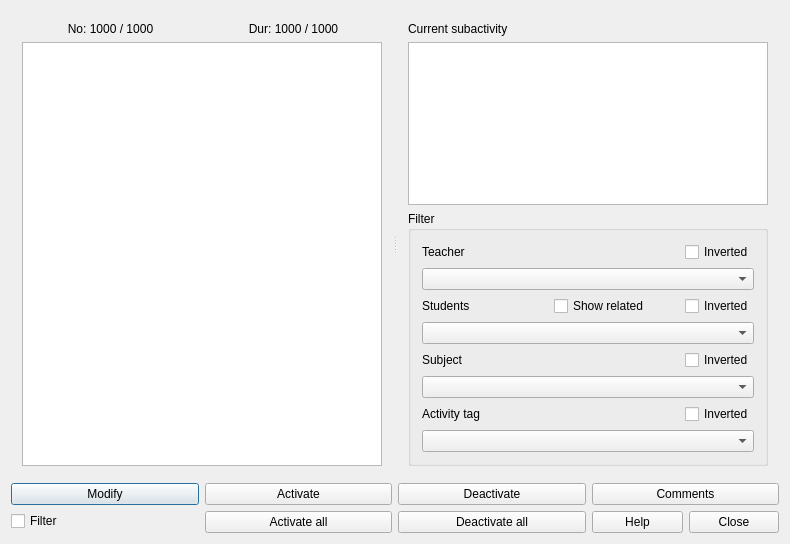
Old version of the form fet/src/interface/subactivitiesform_template.ui in the repository vonmecheln/fet.
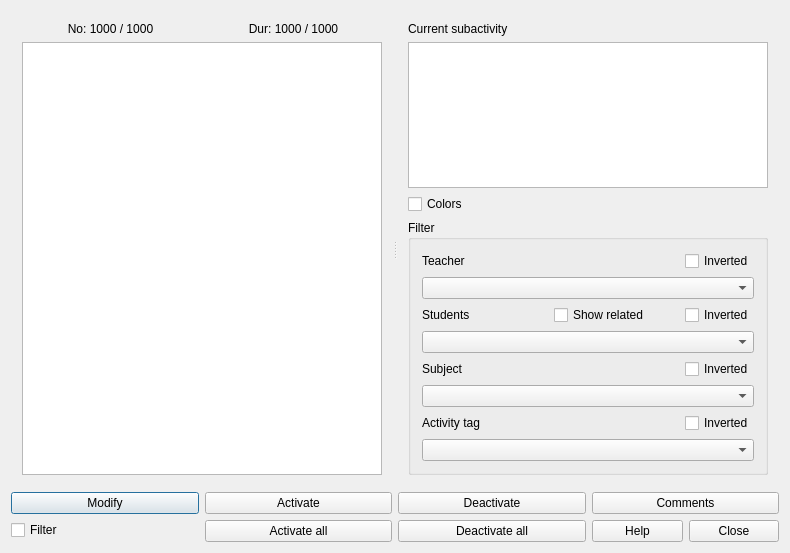
New version of the form.

The edit to the form file:
```diff
--- a/fet/src/interface/subactivitiesform_template.ui
+++ b/fet/src/interface/subactivitiesform_template.ui
@@ -7,7 +7,7 @@
     <x>0</x>
     <y>0</y>
     <width>790</width>
-    <height>544</height>
+    <height>553</height>
    </rect>
   </property>
   <property name="windowTitle">
@@ -67,6 +67,13 @@
        <item>
         <widget class="QTextEdit" name="currentSubactivityTextEdit"/>
        </item>
+       <item>
+        <widget class="QCheckBox" name="colorsCheckBox">
+         <property name="text">
+          <string>Colors</string>
+         </property>
+        </widget>
+       </item>
        <item>
         <widget class="QGroupBox" name="filterGroupBox">
          <property name="title">
```
